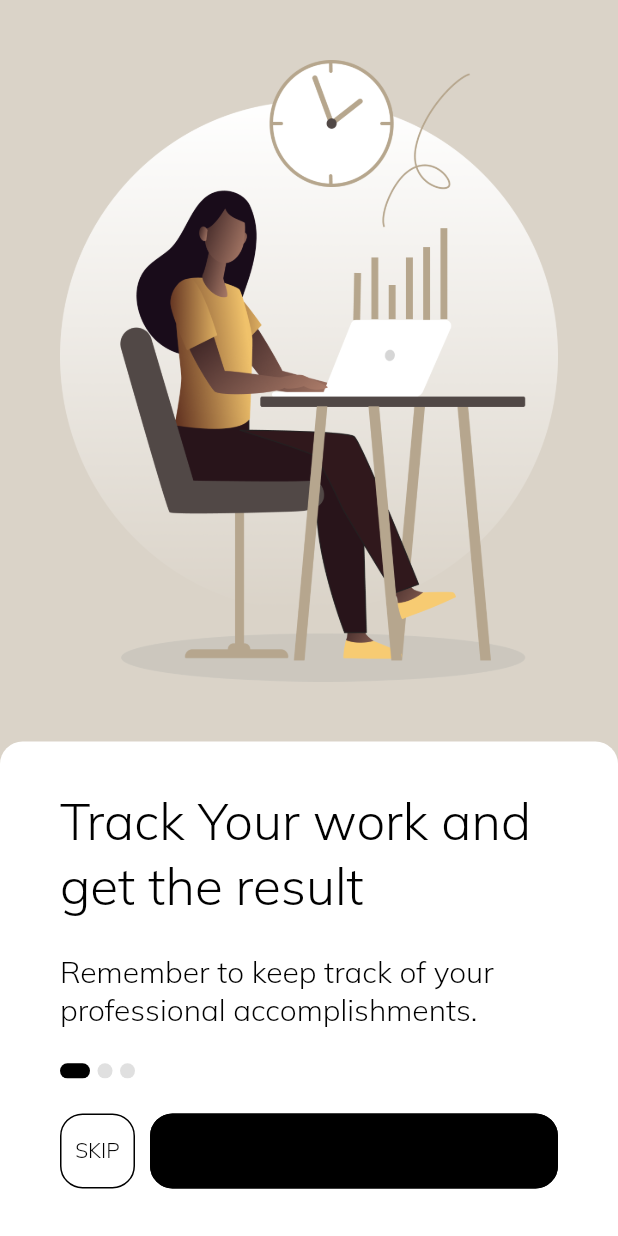
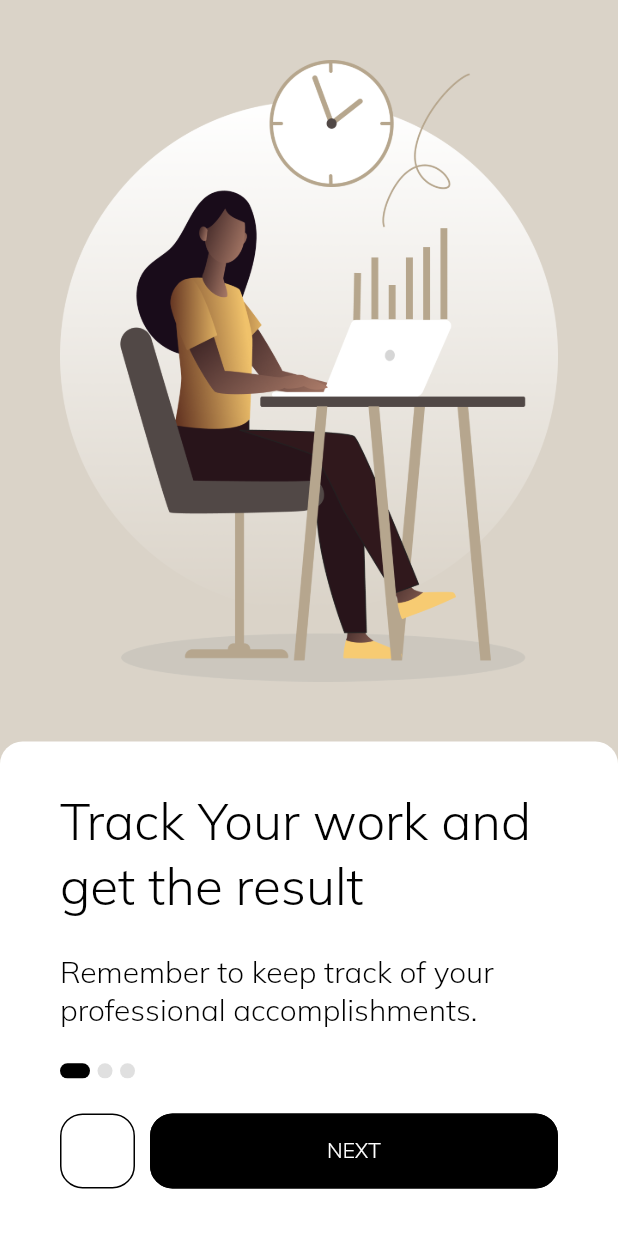
Before and after one commit to aliazimoshan/dongi, a Flutter app: the screen it shows after launch, on a phone screen of 412 x 824 dp. Run offline on Flutter 3.47's test engine with Material 2 defaults, Android fonts, the light colour scheme and no system bars; our stand-ins replace hooks_riverpod.

Commit message:
remove color inputs for fonts

```diff
--- a/lib/constants/font_config.dart
+++ b/lib/constants/font_config.dart
@@ -1,38 +1,38 @@
 import 'package:flutter/material.dart';
 
 class FontConfig {
-  static TextStyle h4({Color? color}) => const TextStyle(
+  static TextStyle h4() => const TextStyle(
         fontFamily: "Mulish",
         fontWeight: FontWeight.w200,
         fontSize: 34,
         color: Colors.black,
       );
-  static TextStyle h6({Color? color}) => const TextStyle(
+  static TextStyle h6() => const TextStyle(
         fontFamily: "Mulish",
         fontWeight: FontWeight.w200,
         fontSize: 20,
         color: Colors.black,
       );
 
-  static TextStyle body1({Color? color}) => TextStyle(
+  static TextStyle body1() => const TextStyle(
         fontFamily: "Mulish",
         fontWeight: FontWeight.w200,
         fontSize: 16,
-        color: color ?? Colors.black,
+        color: Colors.black,
       );
 
-  static TextStyle body2({Color? color}) => TextStyle(
+  static TextStyle body2() => const TextStyle(
         fontFamily: "Mulish",
         fontWeight: FontWeight.w200,
         fontSize: 14,
-        color: color ?? Colors.black,
+        color: Colors.black,
       );
 
-  static TextStyle button({Color? color}) => TextStyle(
+  static TextStyle button() => const TextStyle(
         fontFamily: "Mulish",
         fontWeight: FontWeight.w300,
         fontSize: 14,
-        color: color ?? Colors.black,
+        color: Colors.white,
       );
 
   static TextStyle caption() => const TextStyle(
```
